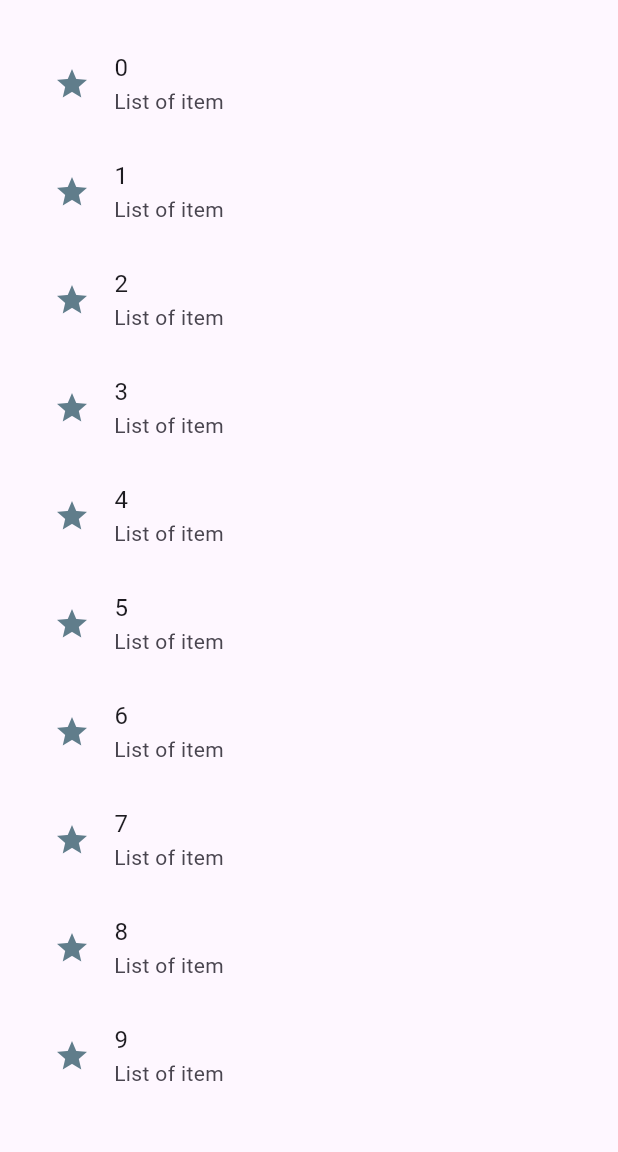
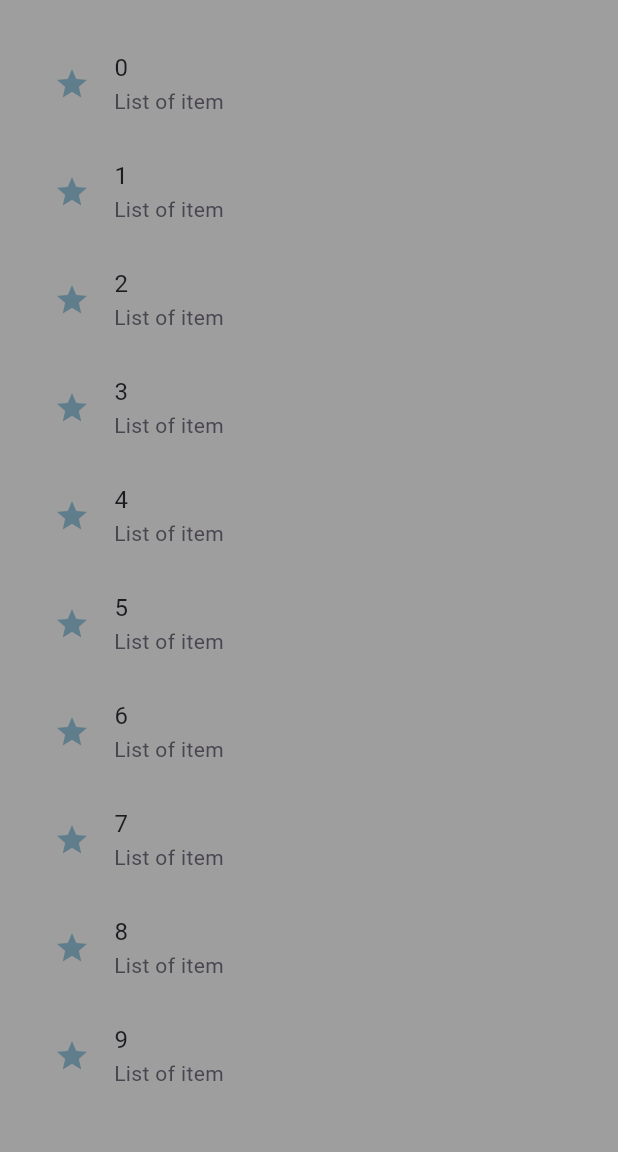
Before and after one commit to Majok-Bol/generate_list, a Flutter app: the screen it shows after launch, on a phone screen of 412 x 824 dp, the part 84-1236 px from its top. Run offline on Flutter 3.47's test engine with Material 3 defaults, Android fonts, the light colour scheme and no system bars.

Commit message:
added background color to scaffold widget

```diff
--- a/lib/main.dart
+++ b/lib/main.dart
@@ -8,6 +8,7 @@ class MyApp extends StatelessWidget{
     return MaterialApp(
       debugShowCheckedModeBanner: false,
       home: Scaffold(
+        backgroundColor: Colors.grey,
         appBar: AppBar(title: Text('Generate list items',style: TextStyle(color: Colors.white,fontSize: 25),),centerTitle: true,backgroundColor: Colors.purple,),
         body: Container(
           margin: EdgeInsets.all(10),
```
